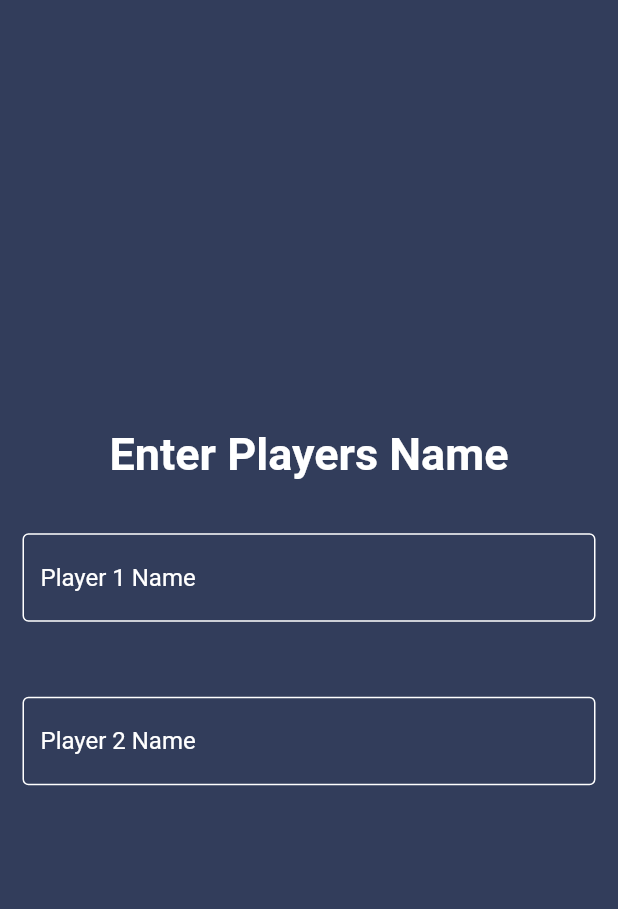
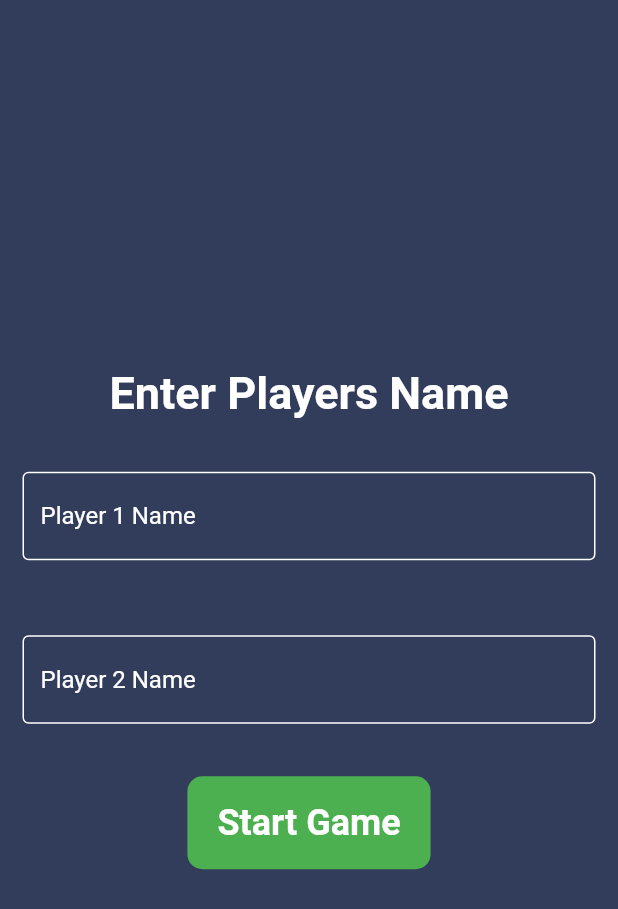
Before and after one commit to NurhayatYurtaslan/Tic-Tac-Toe, a Flutter app: the screen it shows after launch, on a phone screen of 412 x 824 dp. Shown: the top 909 px of the screen. Run offline on Flutter 3.47's test engine with Material 2 defaults, Android fonts, the phone set to English and light mode, and no system bars.

Commit message:
add ✨: Start Game Button

```diff
--- a/tic_tac_toe_game/lib/home_screen.dart
+++ b/tic_tac_toe_game/lib/home_screen.dart
@@ -89,6 +89,24 @@ class _HomeScreenState extends State<HomeScreen> {
                 },
               ),
             ),
+            SizedBox(height: 20),
+            InkWell(
+                onTap: () {},
+                child: Container(
+                  decoration: BoxDecoration(
+                    color: Colors.green,
+                    borderRadius: BorderRadius.circular(10),
+                  ),
+                  padding: EdgeInsets.symmetric(vertical: 17, horizontal: 20),
+                  child: Text(
+                    "Start Game",
+                    style: TextStyle(
+                      fontSize: 24,
+                      fontWeight: FontWeight.bold,
+                      color: Colors.white,
+                    ),
+                  ),
+                )),
           ],
         ),
       ),
```
